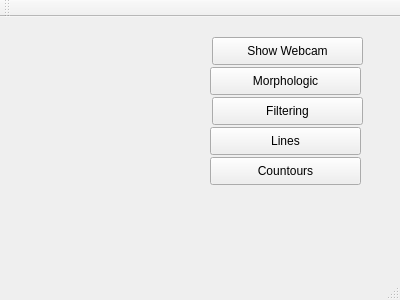
d-fal/computerVision, file opencvTest03/mainwindow.ui: the form before one commit.
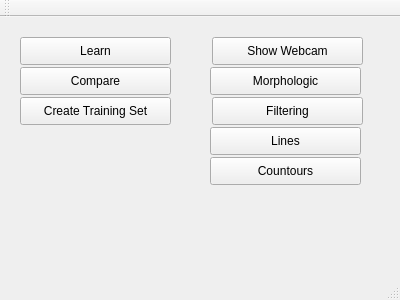
The form after the commit.

Patch:
```diff
--- a/opencvTest03/mainwindow.ui
+++ b/opencvTest03/mainwindow.ui
@@ -79,6 +79,45 @@
      <string>Countours</string>
     </property>
    </widget>
+   <widget class="QPushButton" name="pushButton_6">
+    <property name="geometry">
+     <rect>
+      <x>20</x>
+      <y>20</y>
+      <width>151</width>
+      <height>28</height>
+     </rect>
+    </property>
+    <property name="text">
+     <string>Learn</string>
+    </property>
+   </widget>
+   <widget class="QPushButton" name="pushButton_7">
+    <property name="geometry">
+     <rect>
+      <x>20</x>
+      <y>50</y>
+      <width>151</width>
+      <height>28</height>
+     </rect>
+    </property>
+    <property name="text">
+     <string>Compare</string>
+    </property>
+   </widget>
+   <widget class="QPushButton" name="pushButton_8">
+    <property name="geometry">
+     <rect>
+      <x>20</x>
+      <y>80</y>
+      <width>151</width>
+      <height>28</height>
+     </rect>
+    </property>
+    <property name="text">
+     <string>Create Training Set</string>
+    </property>
+   </widget>
   </widget>
   <widget class="QMenuBar" name="menuBar">
    <property name="geometry">
```
